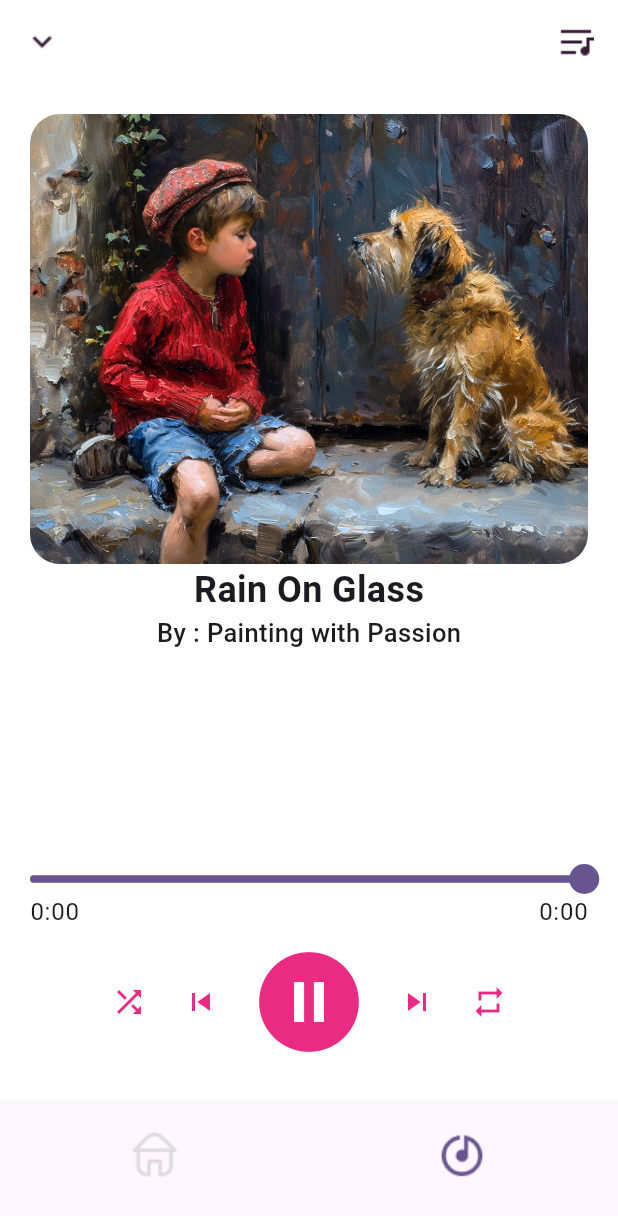
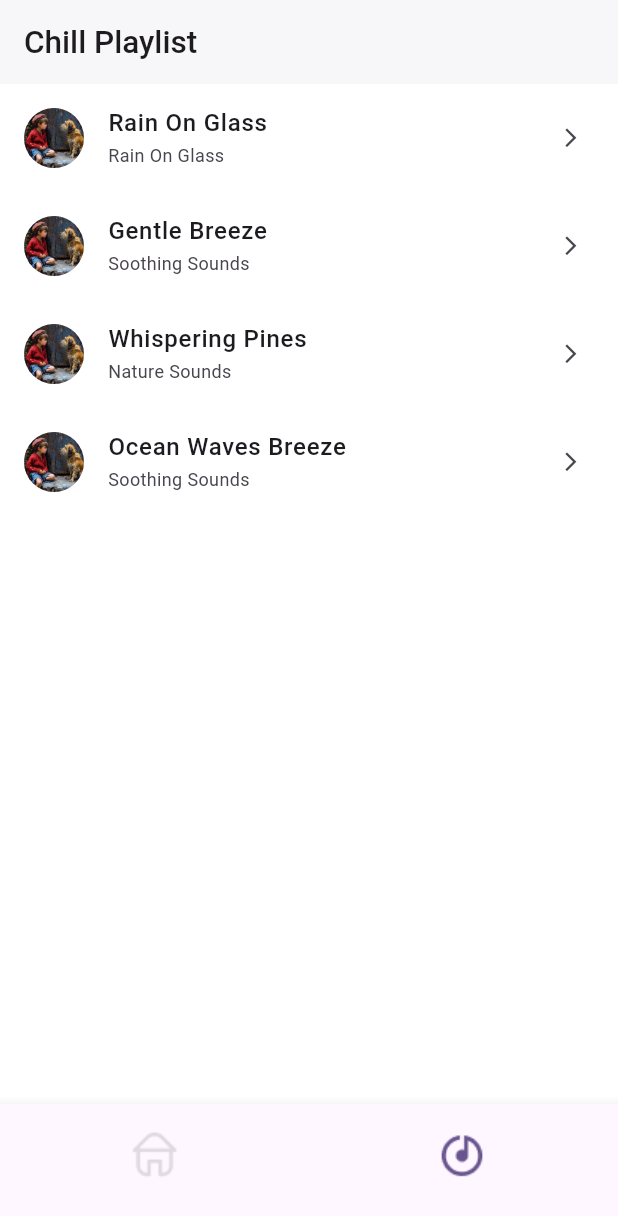
Before and after one commit to dwaipayan7/meditationapp, a Flutter app: the screen it shows after launch, item 2 of the bottom bar chosen, on a phone screen of 412 x 824 dp. Shown: the top 1216 px of the screen. Run offline on Flutter 3.47's test engine with Material 3 defaults, Android fonts, the light colour scheme and no system bars; drawn by our look-alikes of audio_video_progress_bar; our stand-ins replace bloc, flutter_bloc, google_fonts.

Commit message:
music_player.dart created also handles the playlist

```diff
--- a/lib/feature/meditation/presentation/HomePage/home_page.dart
+++ b/lib/feature/meditation/presentation/HomePage/home_page.dart
@@ -1,17 +1,19 @@
 import 'package:flutter/material.dart';
 import 'package:flutter_bloc/flutter_bloc.dart';
-
 import '../../../music/presentation/pages/music_player.dart';
 import '../bottom_Nav_bar/bloc/navigation_bloc.dart';
 import '../bottom_Nav_bar/widgets/bottom_nav_bar.dart';
 import '../pages/meditation_screen.dart';
+import '../pages/play_list.dart';
 
 class HomePage extends StatelessWidget {
   HomePage({super.key});
 
   final List<Widget> pages = [
     const MeditationScreen(),
-   const MusicPlayerScreen()
+     PlayListScreen()
+   // const MusicPlayerScreen(),
+
   ];
 
   BottomNavigationBarItem createBottomNavItem(
--- a/lib/feature/meditation/presentation/pages/play_list.dart
+++ b/lib/feature/meditation/presentation/pages/play_list.dart
@@ -0,0 +1,75 @@
+import 'package:flutter/material.dart';
+import 'package:meditationapp/core/theme.dart';
+import 'package:meditationapp/feature/music/presentation/pages/music_player.dart';
+
+import '../bottom_Nav_bar/widgets/bottom_nav_bar.dart';
+
+class PlayListScreen extends StatelessWidget {
+   PlayListScreen({super.key});
+
+  final List<Map<String, String>> songs = [
+    {
+      'title': 'Rain On Glass',
+      'artist': 'Rain On Glass',
+      'thumbnail': 'assets/child_with_dog.png',
+    },
+    {
+      'title': 'Gentle Breeze',
+      'artist': 'Soothing Sounds',
+      'thumbnail': 'assets/child_with_dog.png',
+    },
+    {
+      'title': 'Whispering Pines',
+      'artist': 'Nature Sounds',
+      'thumbnail': 'assets/child_with_dog.png',
+    },
+    {
+      'title': 'Ocean Waves Breeze',
+      'artist': 'Soothing Sounds',
+      'thumbnail': 'assets/child_with_dog.png',
+    }
+  ];
+
+
+  @override
+  Widget build(BuildContext context) {
+    return Expanded(
+      child: Scaffold(
+        appBar: AppBar(
+          // centerTitle: true,
+          title: Text("Chill Playlist",
+          style: TextStyle(
+              fontWeight: FontWeight.w500,
+            fontSize: 21
+          ),),
+          backgroundColor: DefaultColors.white,
+          elevation: 1,
+        ),
+        body: Container(
+          color: DefaultColors.white,
+          child: ListView.builder(
+            itemCount: songs.length,
+              itemBuilder: (context, index){
+              return ListTile(
+                leading: CircleAvatar(
+                  backgroundImage: AssetImage(songs[index]['thumbnail']!),
+                ),
+                trailing: Icon(Icons.arrow_forward_ios, size: 15,),
+                title: Text(songs[index]['title']!, style: TextStyle(
+                  fontWeight: FontWeight.w500
+                ),),
+                subtitle: Text(songs[index]['artist']!, style: TextStyle(
+                  fontSize: 12,
+                  fontWeight: FontWeight.w400
+                ),),
+                onTap: (){
+                  Navigator.push(context, MaterialPageRoute(builder: (context) => MusicPlayerScreen()));
+                },
+              );
+              }
+          ),
+        ),
+      ),
+    );
+  }
+}
--- a/lib/feature/music/presentation/pages/music_player.dart
+++ b/lib/feature/music/presentation/pages/music_player.dart
@@ -1,6 +1,7 @@
 import 'package:audio_video_progress_bar/audio_video_progress_bar.dart';
 import 'package:flutter/material.dart';
 import 'package:meditationapp/core/theme.dart';
+import 'package:meditationapp/feature/meditation/presentation/pages/play_list.dart';
 
 class MusicPlayerScreen extends StatelessWidget {
   const MusicPlayerScreen({super.key});
@@ -11,7 +12,13 @@ class MusicPlayerScreen extends StatelessWidget {
       appBar: AppBar(
         backgroundColor: Colors.white,
         elevation: 0,
-        leading: Image.asset('assets/down_arrow.png'),
+        leading: GestureDetector(
+          onTap: (){
+            Navigator.push(context, MaterialPageRoute(
+                builder: (context) => PlayListScreen()));
+          },
+            child: Image.asset('assets/down_arrow.png')
+        ),
         actions:  [
          Image.asset('assets/transcript_icon.png'),
           const SizedBox(width: 16,)
```
